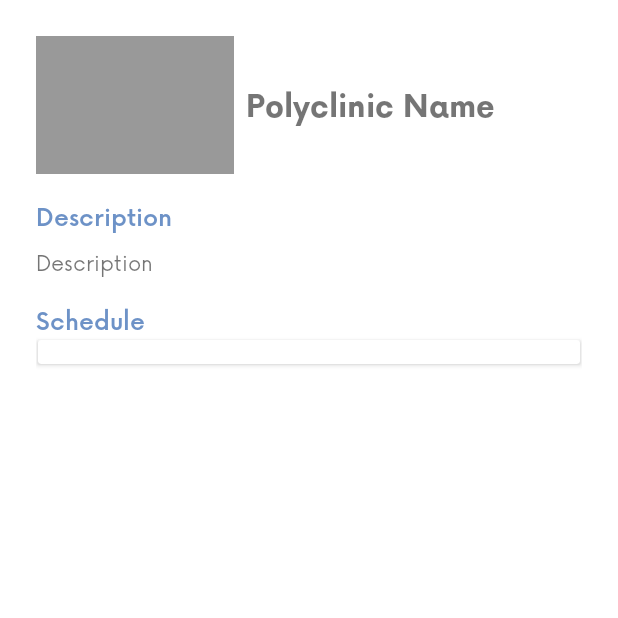
After one commit to lazuardiap/Langkah, an Android app: the PolyclinicDetailsActivity screen opened directly, with no data from a screen before it, on a phone screen of 412 x 824 dp, the top half of it. The commit adds this screen. Run offline under Robolectric (Android 15) with nearby library versions, the phone set to English and light mode, and no system bars.

Commit message:
Polyclinics Details Page Done

```diff
--- a/app/src/main/AndroidManifest.xml
+++ b/app/src/main/AndroidManifest.xml
@@ -11,7 +11,8 @@
         android:roundIcon="@mipmap/ic_launcher_round"
         android:supportsRtl="true"
         android:theme="@style/Theme.Langkah">
-        <activity android:name=".ui.doctors.DoctorDetailsActivity"></activity>
+        <activity android:name=".ui.polyclinics.PolyclinicDetailsActivity"></activity>
+        <activity android:name=".ui.doctors.DoctorDetailsActivity" />
         <activity android:name=".ui.hospital.HospitalDetailActivity" />
         <activity android:name=".AppActivity" />
         <activity
--- /dev/null
+++ b/app/src/main/java/com/newshelter/langkah/data/PolyScheduleEntity.kt
@@ -0,0 +1,8 @@
+package com.newshelter.langkah.data
+
+data class PolyScheduleEntity (
+    var polySchId : String,
+    var hospitalId : String,
+    var polyId : String,
+    var dayHour : ArrayList<String>
+    )
--- a/app/src/main/java/com/newshelter/langkah/ui/polyclinics/FullPolyclinicsFragment.kt
+++ b/app/src/main/java/com/newshelter/langkah/ui/polyclinics/FullPolyclinicsFragment.kt
@@ -39,7 +39,7 @@ class FullPolyclinicsFragment : Fragment() {
 
             for (hospital in dummy){
                 if (hospital.hospitalId == id){
-                    fullPolyAdapter.setPoly(hospital.polyclinics)
+                    fullPolyAdapter.setPoly(hospital.polyclinics, hospital.hospitalId)
                 }
             }
         }
--- /dev/null
+++ b/app/src/main/java/com/newshelter/langkah/ui/polyclinics/PolyclinicDetailsActivity.kt
@@ -0,0 +1,57 @@
+package com.newshelter.langkah.ui.polyclinics
+
+import androidx.appcompat.app.AppCompatActivity
+import android.os.Bundle
+import androidx.recyclerview.widget.LinearLayoutManager
+import com.newshelter.langkah.R
+import com.newshelter.langkah.databinding.ActivityPolyclinicDetailsBinding
+import com.newshelter.langkah.utils.DataDummy
+
+class PolyclinicDetailsActivity : AppCompatActivity() {
+
+    private lateinit var binding : ActivityPolyclinicDetailsBinding
+
+    companion object{
+        const val EXTRA_ID = "extra_id"
+        const val EXTRA_HOSPITAL_ID = "extra_hospital_id"
+    }
+
+
+    override fun onCreate(savedInstanceState: Bundle?) {
+        super.onCreate(savedInstanceState)
+        binding = ActivityPolyclinicDetailsBinding.inflate(layoutInflater)
+
+
+        setContentView(binding.root)
+
+        val extras = intent.extras
+
+        val dummy = DataDummy.generateDummyPolyclinics()
+
+        val dummySch = DataDummy.generateDummyPolySchedule()
+
+        val polyScheduleAdapter = polyScheduleAdapter()
+
+        with(binding){
+            for (poly in dummy){
+                if (poly.polyId == extras?.getString(EXTRA_ID)){
+                    tvPolyclinicsName.text = poly.polyName
+                    tvDescription.text = poly.description
+                }
+            }
+
+            with(rvSchedule){
+                for (sch in dummySch){
+                    if (sch.hospitalId == extras?.getString(EXTRA_HOSPITAL_ID) &&
+                            sch.polyId == extras.getString(EXTRA_ID)){
+                        polyScheduleAdapter.setSchedule(sch.dayHour)
+                    }
+
+                    layoutManager = LinearLayoutManager(context)
+                    setHasFixedSize(true)
+                    adapter = polyScheduleAdapter
+                }
+            }
+        }
+    }
+}
--- a/app/src/main/java/com/newshelter/langkah/ui/polyclinics/SmallPolyclinicsFragment.kt
+++ b/app/src/main/java/com/newshelter/langkah/ui/polyclinics/SmallPolyclinicsFragment.kt
@@ -40,7 +40,7 @@ class SmallPolyclinicsFragment : Fragment() {
 
             for (hospital in dummy){
                 if (hospital.hospitalId == id){
-                    smallPolyAdapter.setPoly(hospital.polyclinics)
+                    smallPolyAdapter.setPoly(hospital.polyclinics, hospital.hospitalId)
                 }
             }
         }
--- a/app/src/main/java/com/newshelter/langkah/utils/DataDummy.kt
+++ b/app/src/main/java/com/newshelter/langkah/utils/DataDummy.kt
@@ -216,4 +216,51 @@ object DataDummy {
 
         return sch
     }
+
+    fun generateDummyPolySchedule() : List<PolyScheduleEntity>{
+
+        val sch = ArrayList<PolyScheduleEntity>()
+
+        sch.add(
+            PolyScheduleEntity(
+                "sch-05",
+                "hos-01",
+                "poly-01",
+                arrayListOf("Monday 09:00-12:00", "Tuesday 12:00-15:00")
+            )
+        )
+
+
+        sch.add(
+            PolyScheduleEntity(
+                "sch-06",
+                "hos-02",
+                "poly-01",
+                arrayListOf("Tuesday 12:00-15:00", "Wednesday 12:00-15:00")
+            )
+        )
+
+        sch.add(
+            PolyScheduleEntity(
+                "sch-07",
+                "hos-01",
+                "poly-02",
+                arrayListOf("Tuesday 12:00-15:00", "Thursday 12:00-15:00")
+            )
+        )
+
+
+        sch.add(
+            PolyScheduleEntity(
+                "sch-08",
+                "hos-02",
+                "poly-02",
+                arrayListOf("Friday 12:00-15:00")
+            )
+        )
+
+
+
+        return sch
+    }
 }
--- /dev/null
+++ b/app/src/main/res/layout/activity_polyclinic_details.xml
@@ -0,0 +1,96 @@
+<?xml version="1.0" encoding="utf-8"?>
+<androidx.constraintlayout.widget.ConstraintLayout xmlns:android="http://schemas.android.com/apk/res/android"
+    xmlns:app="http://schemas.android.com/apk/res-auto"
+    xmlns:tools="http://schemas.android.com/tools"
+    android:layout_width="match_parent"
+    android:layout_height="match_parent"
+    android:padding="24dp"
+    tools:context=".ui.doctors.DoctorDetailsActivity">
+
+    <androidx.appcompat.widget.AppCompatImageView
+        android:id="@+id/polyclinic_img"
+        android:layout_width="132dp"
+        android:layout_height="92dp"
+        android:src="@color/grey"
+        app:layout_constraintTop_toTopOf="parent"
+        app:layout_constraintLeft_toLeftOf="parent"/>
+
+    <com.google.android.material.textview.MaterialTextView
+        android:id="@+id/tv_polyclinics_name"
+        android:layout_width="wrap_content"
+        android:layout_height="wrap_content"
+        android:fontFamily="@font/now_bold"
+        android:textSize="20sp"
+        android:layout_marginStart="8dp"
+        app:layout_constraintTop_toTopOf="@+id/polyclinic_img"
+        app:layout_constraintLeft_toRightOf="@id/polyclinic_img"
+        app:layout_constraintBottom_toBottomOf="@id/polyclinic_img"
+        android:text="@string/polyclinics_name"/>
+
+    <com.google.android.material.textview.MaterialTextView
+        android:id="@+id/description_text"
+        android:layout_width="0dp"
+        android:layout_height="wrap_content"
+        android:layout_marginTop="16dp"
+        android:fontFamily="@font/now_medium"
+        android:textColor="@color/blue_accent"
+        android:textSize="16sp"
+        app:layout_constraintTop_toBottomOf="@+id/polyclinic_img"
+        app:layout_constraintStart_toStartOf="parent"
+        android:text="@string/description"/>
+
+    <com.google.android.material.textview.MaterialTextView
+        android:id="@+id/tv_description"
+        android:layout_width="0dp"
+        android:layout_height="wrap_content"
+        android:fontFamily="@font/now_regular"
+        android:layout_marginTop="8dp"
+        app:layout_constraintTop_toBottomOf="@id/description_text"
+        app:layout_constraintStart_toStartOf="parent"
+        app:layout_constraintEnd_toEndOf="parent"
+        android:text="@string/description"/>
+
+    <com.google.android.material.textview.MaterialTextView
+        android:id="@+id/schedule_text"
+        android:layout_width="0dp"
+        android:layout_height="wrap_content"
+        android:layout_marginTop="16dp"
+        android:fontFamily="@font/now_medium"
+        android:textColor="@color/blue_accent"
+        android:textSize="16sp"
+        app:layout_constraintTop_toBottomOf="@id/tv_description"
+        app:layout_constraintStart_toStartOf="parent"
+        android:text="@string/doctor_schedule_text"/>
+
+    <androidx.cardview.widget.CardView
+        android:id="@+id/cv_schedule"
+        android:layout_width="match_parent"
+        android:layout_height="wrap_content"
+        android:layout_margin="1dp"
+        app:layout_constraintTop_toBottomOf="@id/schedule_text">
+        <androidx.recyclerview.widget.RecyclerView
+            android:id="@+id/rv_schedule"
+            android:layout_width="match_parent"
+            android:layout_marginTop="16dp"
+            android:layout_height="wrap_content"
+            app:layout_constraintTop_toBottomOf="@id/schedule_text"
+            tools:listitem="@layout/items_poly_schedule"/>
+    </androidx.cardview.widget.CardView>
+
+
+    <ProgressBar
+        android:id="@+id/progress_bar"
+        style="?android:attr/progressBarStyle"
+        android:layout_width="wrap_content"
+        android:layout_height="wrap_content"
+        android:layout_marginStart="8dp"
+        android:layout_marginTop="8dp"
+        android:layout_marginEnd="8dp"
+        android:layout_marginBottom="8dp"
+        android:visibility="gone"
+        app:layout_constraintTop_toTopOf="@id/cv_schedule"
+        app:layout_constraintStart_toStartOf="@+id/cv_schedule"
+        app:layout_constraintEnd_toEndOf="@+id/cv_schedule"
+        app:layout_constraintBottom_toBottomOf="@id/cv_schedule"/>
+
+</androidx.constraintlayout.widget.ConstraintLayout>
```
Also changed, not shown: app/src/main/java/com/newshelter/langkah/ui/polyclinics/FullPolyAdapter.kt (+13 -3 lines), app/src/main/java/com/newshelter/langkah/ui/polyclinics/SmallPolyAdapter.kt (+13 -3 lines), app/src/main/java/com/newshelter/langkah/ui/polyclinics/polyScheduleAdapter.kt (added, +40 -0 lines), app/src/main/res/layout/items_poly_schedule.xml (added, +28 -0 lines).
